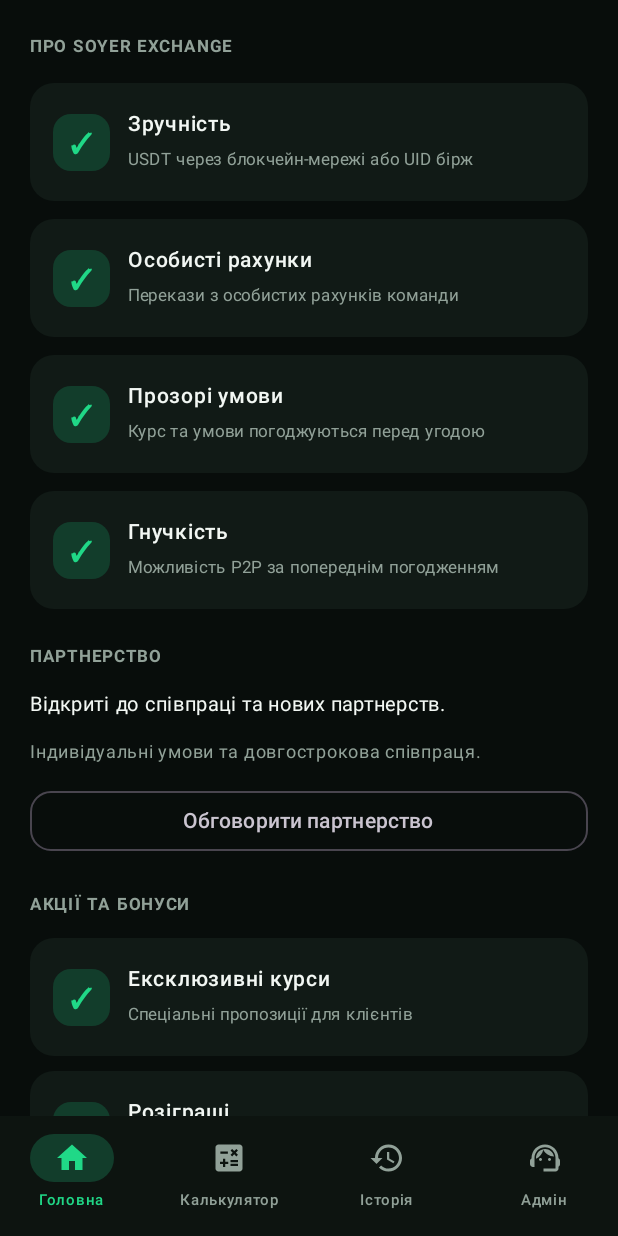
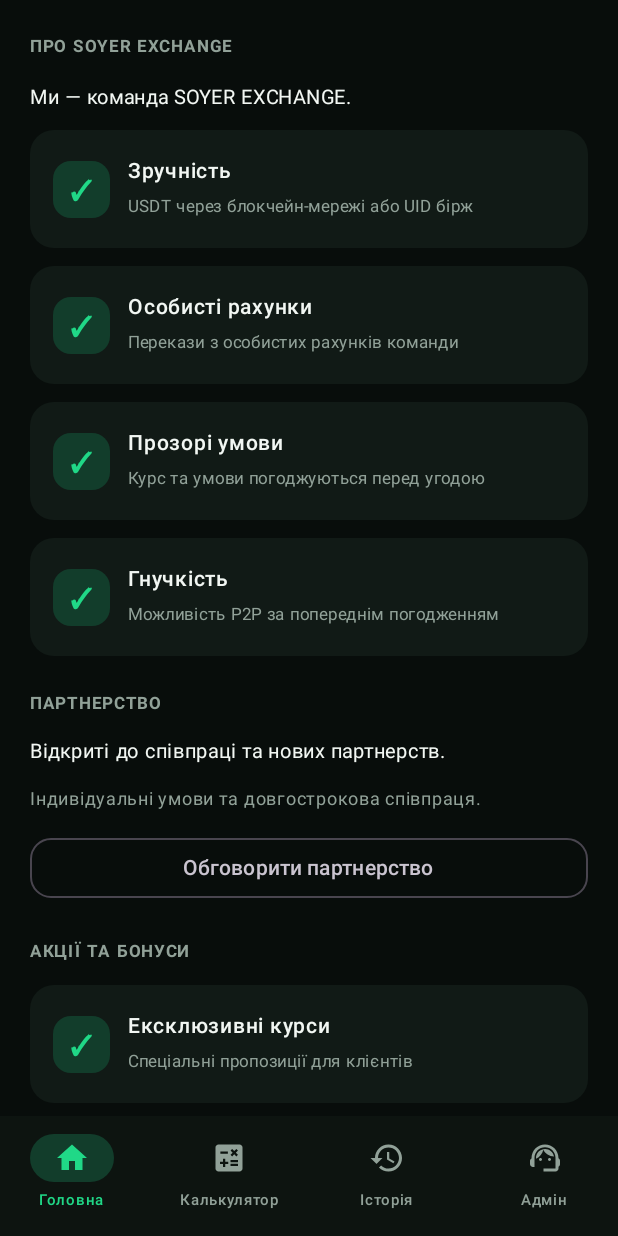
Before and after one commit to EgorMr111/soyer-one-android, an Android app built with Jetpack Compose: the screen it shows after launch (MainActivity), scrolled down 520 dp, on a phone screen of 412 x 824 dp. Run offline under Robolectric (Android 15) with nearby library versions, the phone set to English and light mode, and no system bars.

Commit message:
Display server-managed company information in Android app

```diff
--- a/app/src/main/java/ua/soyer/one/MainActivity.kt
+++ b/app/src/main/java/ua/soyer/one/MainActivity.kt
@@ -200,6 +200,7 @@ fun HomeScreen(modifier: Modifier = Modifier, onCalculate: () -> Unit, settings:
 
         Column(verticalArrangement = Arrangement.spacedBy(12.dp)) {
             Text("ПРО SOYER EXCHANGE", color = Muted, fontSize = 11.sp, fontWeight = FontWeight.Bold, letterSpacing = 1.2.sp)
+            Text(settings.aboutText, color = MainText, fontSize = 13.sp, lineHeight = 19.sp)
             FeatureRow("Зручність", "USDT через блокчейн-мережі або UID бірж")
             FeatureRow("Особисті рахунки", "Перекази з особистих рахунків команди")
             FeatureRow("Прозорі умови", "Курс та умови погоджуються перед угодою")
```
